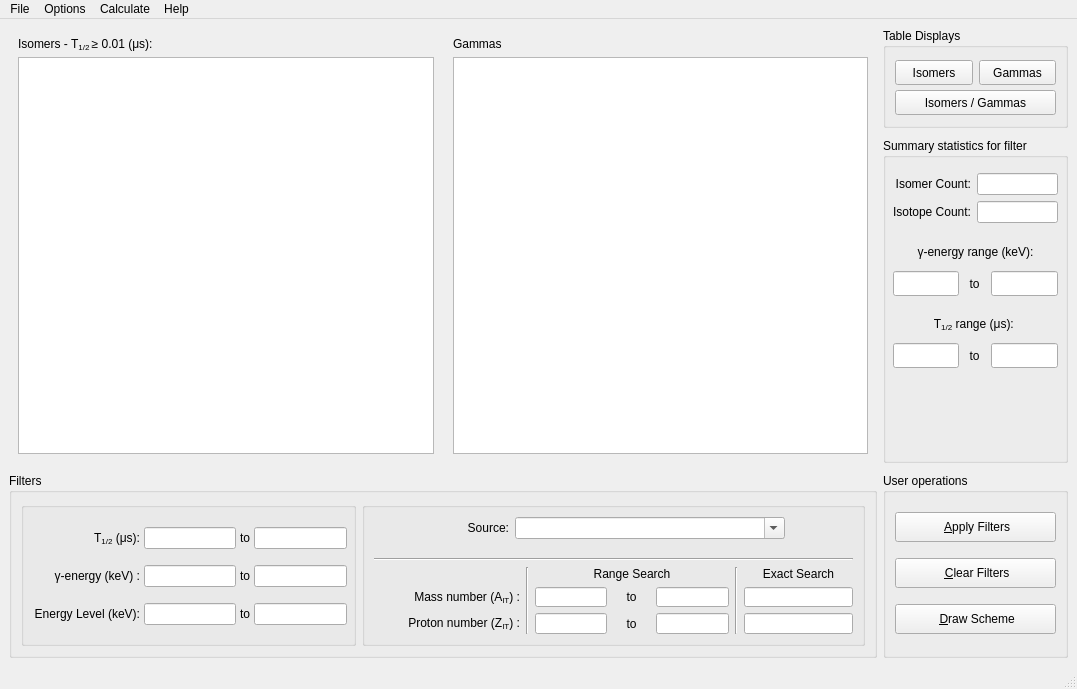
First picture: the form in w_Isomer/w_IsomerAPI.ui, repository LISEcute/IsomerAPI, before the edit.
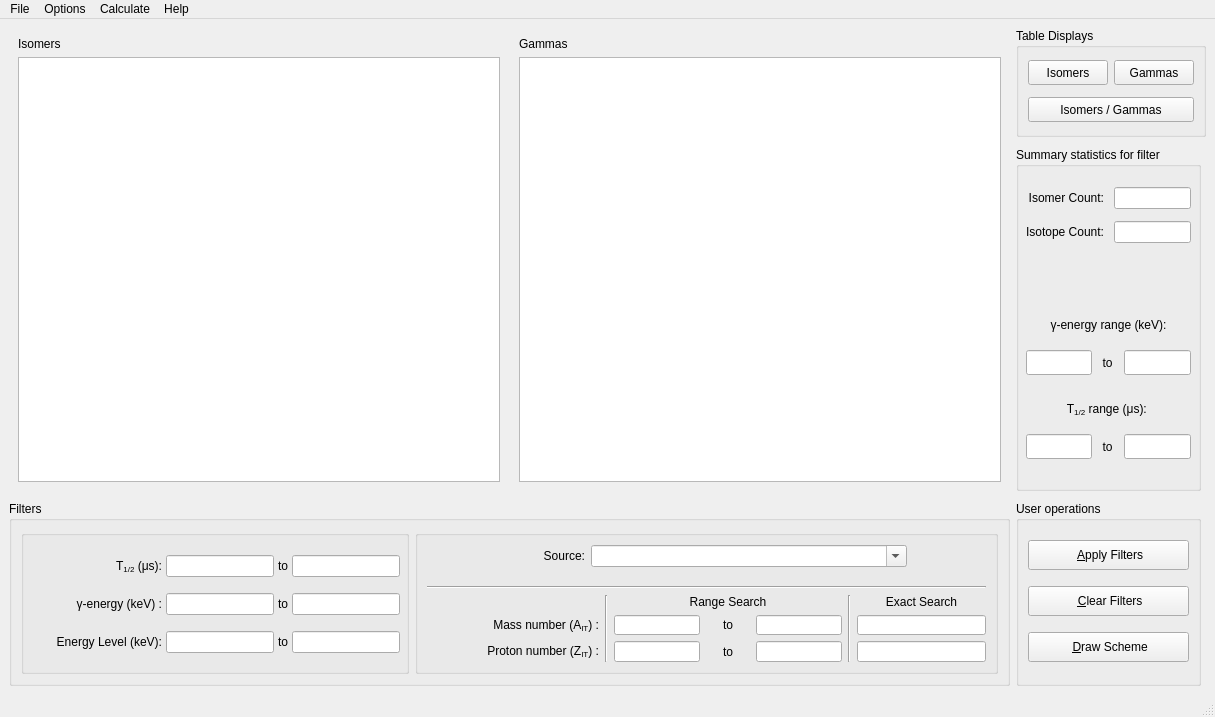
Second picture: the form after the edit. Icons and pictures are not drawn.

Commit message: Update IsomerAPI from Hudson branch

What changed in the file:
```diff
--- a/w_Isomer/w_IsomerAPI.ui
+++ b/w_Isomer/w_IsomerAPI.ui
@@ -6,8 +6,8 @@
    <rect>
     <x>0</x>
     <y>0</y>
-    <width>1077</width>
-    <height>689</height>
+    <width>1215</width>
+    <height>717</height>
    </rect>
   </property>
   <property name="windowTitle">
@@ -133,7 +133,7 @@
         <item row="0" column="0">
          <widget class="QLabel" name="label_7">
           <property name="text">
-           <string>&lt;html&gt;&lt;head/&gt;&lt;body&gt;&lt;p&gt;Isomers - T&lt;span style=&quot; vertical-align:sub;&quot;&gt;1/2 &lt;/span&gt; &amp;ge; 0.01 (μs):&lt;/p&gt;&lt;/body&gt;&lt;/html&gt;</string>
+           <string>&lt;html&gt;&lt;head/&gt;&lt;body&gt;&lt;p&gt;Isomers&lt;/p&gt;&lt;/body&gt;&lt;/html&gt;</string>
           </property>
          </widget>
         </item>
@@ -274,7 +274,7 @@
     <item row="0" column="1">
      <widget class="QGroupBox" name="groupBox_2">
       <property name="sizePolicy">
-       <sizepolicy hsizetype="Fixed" vsizetype="Fixed">
+       <sizepolicy hsizetype="Fixed" vsizetype="Preferred">
         <horstretch>0</horstretch>
         <verstretch>0</verstretch>
        </sizepolicy>
@@ -285,12 +285,6 @@
         <height>100</height>
        </size>
       </property>
-      <property name="maximumSize">
-       <size>
-        <width>180</width>
-        <height>100</height>
-       </size>
-      </property>
       <property name="baseSize">
        <size>
         <width>3</width>
@@ -307,6 +301,9 @@
        <property name="bottomMargin">
         <number>12</number>
        </property>
+       <property name="verticalSpacing">
+        <number>12</number>
+       </property>
        <item row="0" column="0">
         <widget class="QPushButton" name="pb_isomers_view">
          <property name="minimumSize">
@@ -393,18 +390,27 @@
       <property name="title">
        <string>Summary statistics for filter</string>
       </property>
-      <layout class="QVBoxLayout" name="verticalLayout_6">
+      <layout class="QVBoxLayout" name="verticalLayout_6" stretch="1,1,0,0">
+       <property name="spacing">
+        <number>12</number>
+       </property>
        <property name="leftMargin">
         <number>7</number>
        </property>
        <property name="topMargin">
-        <number>15</number>
+        <number>20</number>
        </property>
        <property name="rightMargin">
         <number>7</number>
        </property>
        <item>
         <layout class="QGridLayout" name="gridLayout_5">
+         <property name="horizontalSpacing">
+          <number>10</number>
+         </property>
+         <property name="verticalSpacing">
+          <number>12</number>
+         </property>
          <item row="0" column="0">
           <widget class="QLabel" name="label_11">
            <property name="sizePolicy">
@@ -509,7 +515,7 @@
          <property name="sizeHint" stdset="0">
           <size>
            <width>20</width>
-           <height>10</height>
+           <height>20</height>
           </size>
          </property>
         </spacer>
@@ -519,22 +525,6 @@
          <property name="sizeConstraint">
           <enum>QLayout::SizeConstraint::SetDefaultConstraint</enum>
          </property>
-         <item>
-          <spacer name="verticalSpacer_5">
-           <property name="orientation">
-            <enum>Qt::Orientation::Vertical</enum>
-           </property>
-           <property name="sizeType">
-            <enum>QSizePolicy::Policy::Preferred</enum>
-           </property>
-           <property name="sizeHint" stdset="0">
-            <size>
-             <width>20</width>
-             <height>10</height>
-            </size>
-           </property>
-          </spacer>
-         </item>
          <item>
           <widget class="QLabel" name="label">
            <property name="sizePolicy">
@@ -779,7 +769,7 @@
          <property name="sizeHint" stdset="0">
           <size>
            <width>20</width>
-           <height>87</height>
+           <height>20</height>
           </size>
          </property>
         </spacer>
@@ -1376,7 +1366,7 @@
     <rect>
      <x>0</x>
      <y>0</y>
-     <width>1077</width>
+     <width>1215</width>
      <height>21</height>
     </rect>
    </property>
```
The commit also changes 26 other files.
